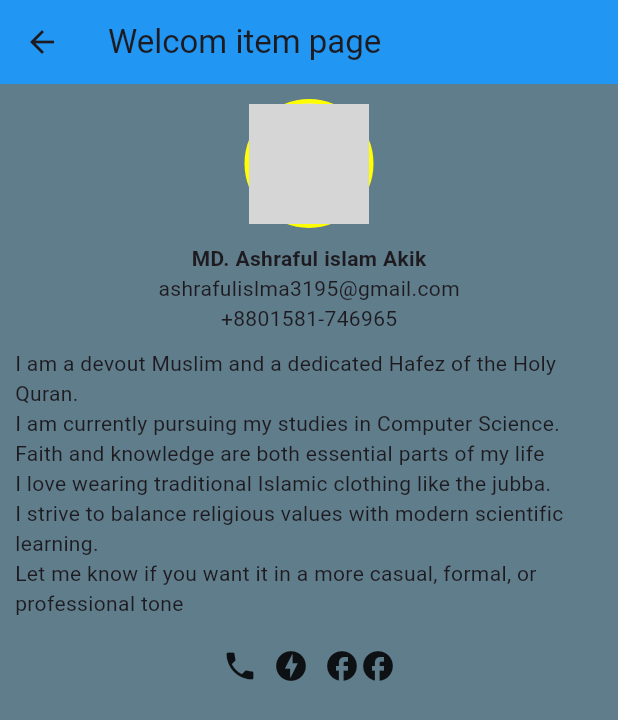
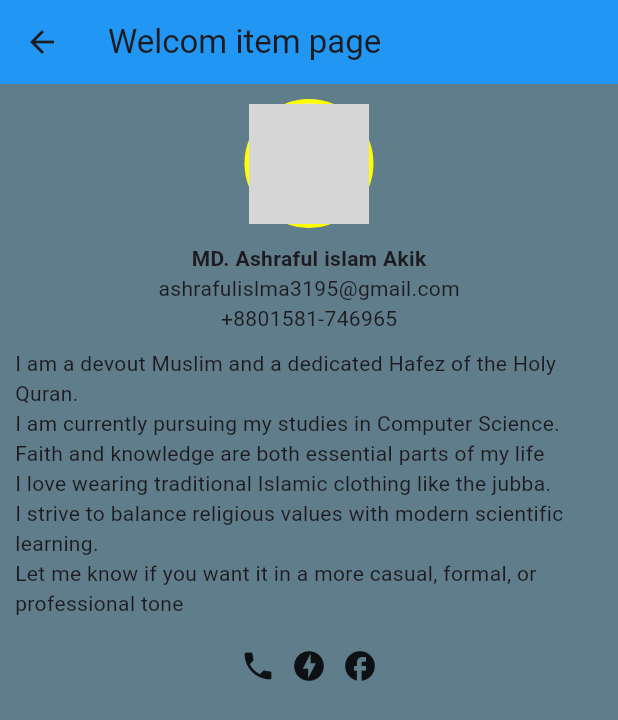
Before and after one commit to ashrafulislamakik/myfirstproject, a Flutter app: the item screen opened directly, on a phone screen of 412 x 824 dp. Shown: the top 720 px of the screen. Run offline on Flutter 3.47's test engine with Material 3 defaults, Android fonts, the phone set to English and light mode, and no system bars; network calls fail; grey boxes are pictures that could not be loaded.

Commit message:
Update itempage.dart

```diff
--- a/lib/itempage.dart
+++ b/lib/itempage.dart
@@ -77,9 +77,7 @@ class item extends StatelessWidget {
                   Icons.facebook
                 ),
 
-                Icon(
-                  Icons.facebook
-                ),
+
               ],
 
               )
```
